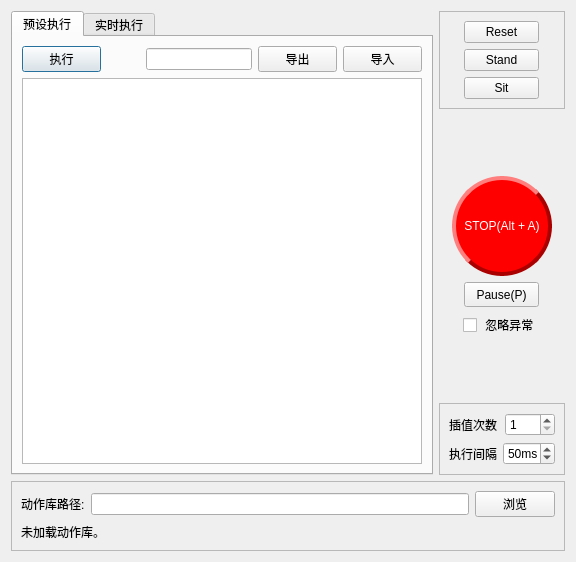
Qt form offlinesequencecontrol.ui (lianglunfei/Robot2020-QT) before a commit.
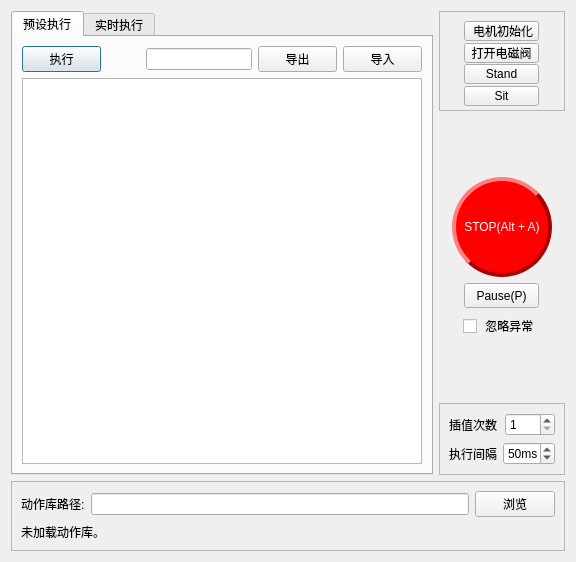
The same form after that commit. Custom widgets are drawn as their Qt base class.

Patch:
```diff
--- a/offlinesequencecontrol.ui
+++ b/offlinesequencecontrol.ui
@@ -370,6 +370,12 @@
          <layout class="QVBoxLayout" name="verticalLayout">
           <item alignment="Qt::AlignHCenter">
            <widget class="QPushButton" name="resetButton">
+            <property name="minimumSize">
+             <size>
+              <width>0</width>
+              <height>20</height>
+             </size>
+            </property>
             <property name="maximumSize">
              <size>
               <width>75</width>
@@ -380,12 +386,37 @@
              <enum>Qt::NoFocus</enum>
             </property>
             <property name="text">
-             <string>Reset</string>
+             <string> 电机初始化</string>
+            </property>
+           </widget>
+          </item>
+          <item alignment="Qt::AlignHCenter">
+           <widget class="QPushButton" name="pushButton">
+            <property name="minimumSize">
+             <size>
+              <width>0</width>
+              <height>20</height>
+             </size>
+            </property>
+            <property name="maximumSize">
+             <size>
+              <width>75</width>
+              <height>16777215</height>
+             </size>
+            </property>
+            <property name="text">
+             <string>打开电磁阀</string>
             </property>
            </widget>
           </item>
           <item alignment="Qt::AlignHCenter">
            <widget class="QPushButton" name="standButton">
+            <property name="minimumSize">
+             <size>
+              <width>0</width>
+              <height>20</height>
+             </size>
+            </property>
             <property name="maximumSize">
              <size>
               <width>75</width>
@@ -402,6 +433,12 @@
           </item>
           <item alignment="Qt::AlignHCenter">
            <widget class="QPushButton" name="sitButton">
+            <property name="minimumSize">
+             <size>
+              <width>0</width>
+              <height>20</height>
+             </size>
+            </property>
             <property name="maximumSize">
              <size>
               <width>75</width>
```
